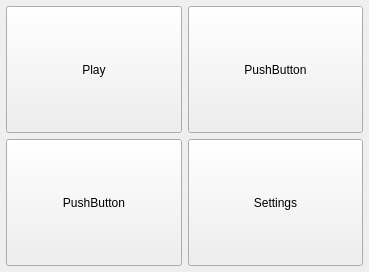
First picture: the form in RoomClient/mainmenu.ui, repository ljmc2000/VirtualConcertHall, before the edit.
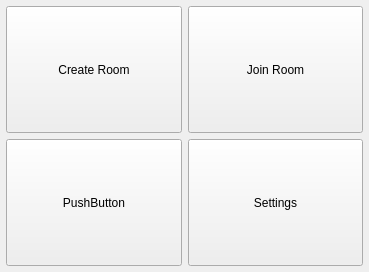
Second picture: the form after the edit.

Commit message: added signal to auto join server upon reciept of confirmation creation of join request worked

The edit to the form file:
```diff
--- a/RoomClient/mainmenu.ui
+++ b/RoomClient/mainmenu.ui
@@ -47,7 +47,7 @@
       </sizepolicy>
      </property>
      <property name="text">
-      <string>PushButton</string>
+      <string>Join Room</string>
      </property>
     </widget>
    </item>
@@ -73,7 +73,7 @@
       </sizepolicy>
      </property>
      <property name="text">
-      <string>Play</string>
+      <string>Create Room</string>
      </property>
     </widget>
    </item>
```
Left out of the diff: 4 changed lines with no effect on the pictures. The commit also changes 8 other files.
